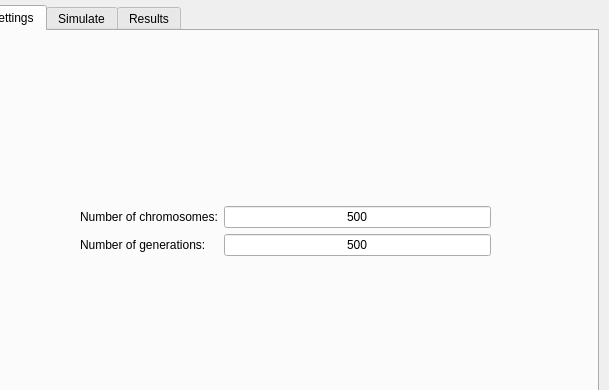
ThomasDesc/NRG_plugin, file nrgdock_widget.ui: the form before one commit; both pictures show x 232 to 841 and y 0 to 390 of the 841 by 659 pixel window.
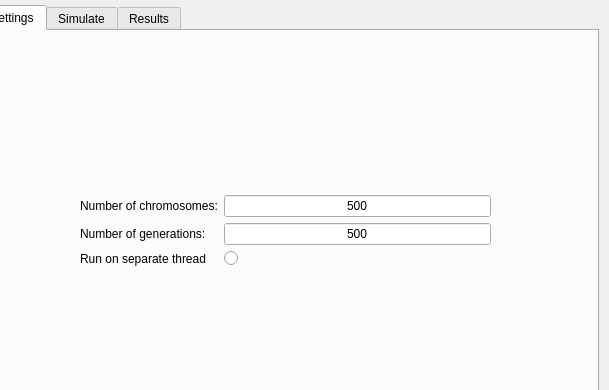
The form after the commit. The open tabs and pages were chosen to show the change.

Commit message: ligand sets

What changed in the file:
```diff
--- a/nrgdock_widget.ui
+++ b/nrgdock_widget.ui
@@ -678,7 +678,7 @@
           </property>
          </widget>
         </item>
-        <item row="3" column="0">
+        <item row="4" column="0">
          <spacer name="verticalSpacer_4">
           <property name="orientation">
            <enum>Qt::Vertical</enum>
@@ -691,6 +691,20 @@
           </property>
          </spacer>
         </item>
+        <item row="3" column="0">
+         <widget class="QLabel" name="label_8">
+          <property name="text">
+           <string>Run on separate thread</string>
+          </property>
+         </widget>
+        </item>
+        <item row="3" column="1">
+         <widget class="QRadioButton" name="flexaid_multithread_button">
+          <property name="text">
+           <string/>
+          </property>
+         </widget>
+        </item>
        </layout>
       </widget>
      </widget>
```
Left out of the diff: 2 changed lines with no effect on the pictures.
